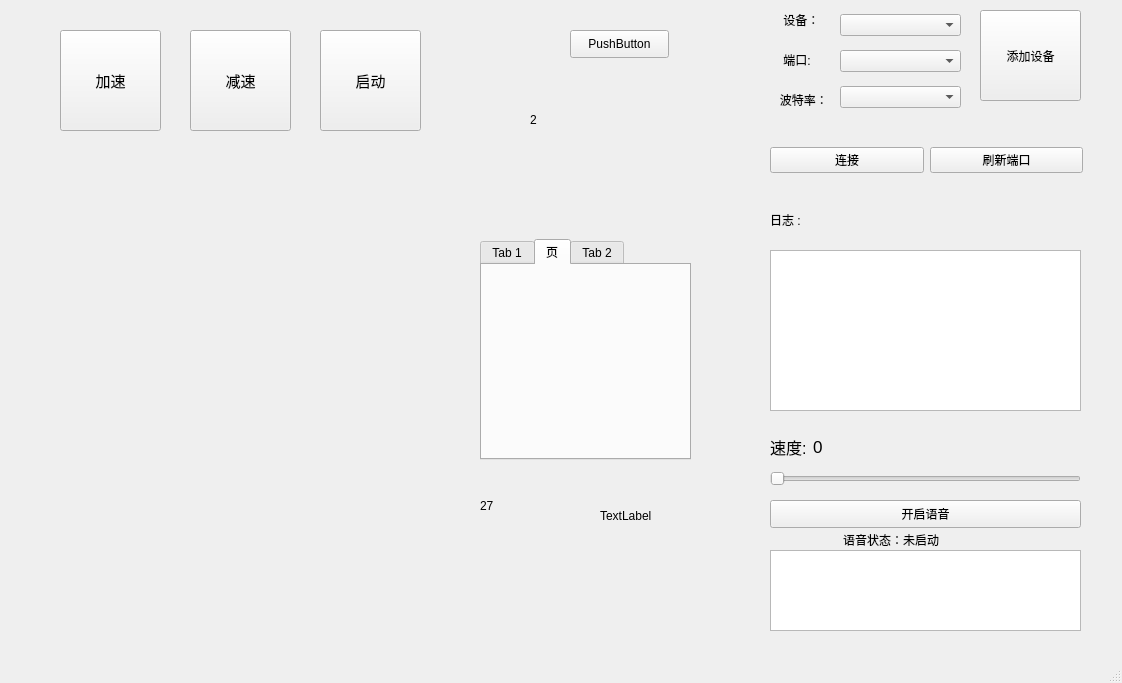
Above: mawinHcom/src/mainwindow.ui from awwa-y/Voicejoystick before the change. Below: the same form after it.
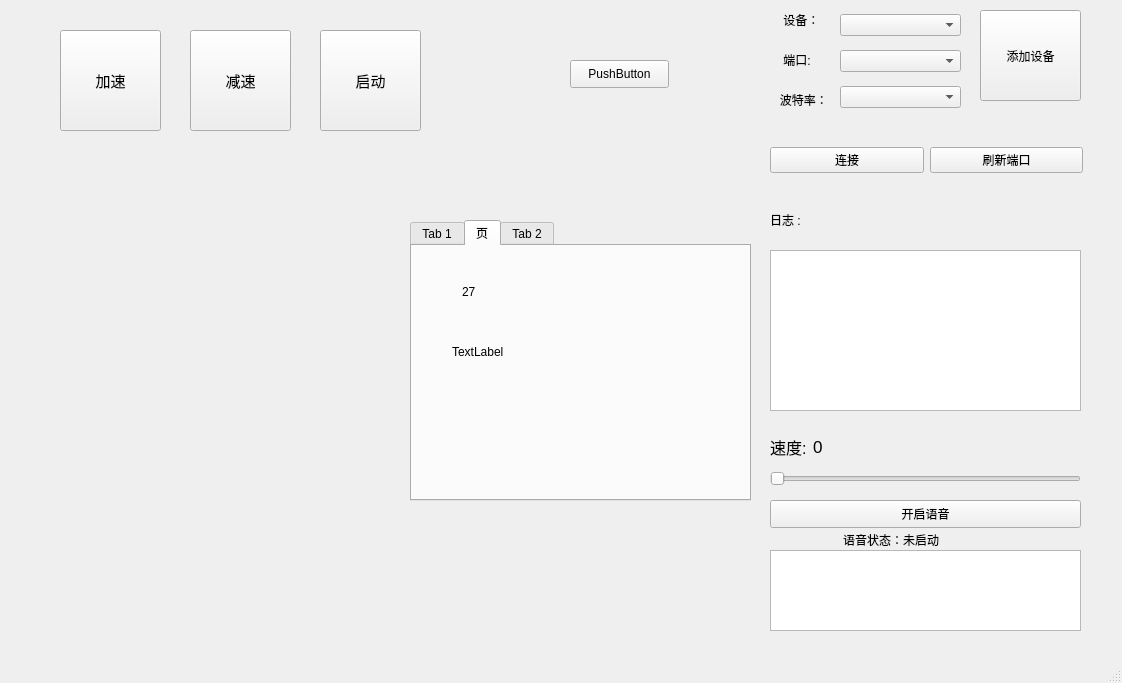
That is the form after the change. The open tabs and pages were chosen to show the change. Custom widgets are drawn as their Qt base class.

The edit to the form file:
```diff
--- a/mawinHcom/src/mainwindow.ui
+++ b/mawinHcom/src/mainwindow.ui
@@ -303,10 +303,10 @@
    <widget class="QTabWidget" name="tabWidget">
     <property name="geometry">
      <rect>
-      <x>480</x>
-      <y>239</y>
-      <width>211</width>
-      <height>221</height>
+      <x>410</x>
+      <y>220</y>
+      <width>341</width>
+      <height>281</height>
      </rect>
     </property>
     <property name="currentIndex">
@@ -316,11 +316,50 @@
      <attribute name="title">
       <string>Tab 1</string>
      </attribute>
+     <widget class="QLabel" name="MotorAngleLabel">
+      <property name="geometry">
+       <rect>
+        <x>10</x>
+        <y>40</y>
+        <width>181</width>
+        <height>71</height>
+       </rect>
+      </property>
+      <property name="text">
+       <string>2</string>
+      </property>
+     </widget>
     </widget>
     <widget class="QWidget" name="sensorControlWidget">
      <attribute name="title">
       <string>页</string>
      </attribute>
+     <widget class="QLabel" name="temperatureLabel">
+      <property name="geometry">
+       <rect>
+        <x>50</x>
+        <y>30</y>
+        <width>81</width>
+        <height>31</height>
+       </rect>
+      </property>
+      <property name="text">
+       <string>27</string>
+      </property>
+     </widget>
+     <widget class="QLabel" name="humidityLabel">
+      <property name="geometry">
+       <rect>
+        <x>40</x>
+        <y>90</y>
+        <width>71</width>
+        <height>31</height>
+       </rect>
+      </property>
+      <property name="text">
+       <string>TextLabel</string>
+      </property>
+     </widget>
     </widget>
     <widget class="QWidget" name="servoControlWidget">
      <attribute name="title">
@@ -328,19 +367,6 @@
      </attribute>
     </widget>
    </widget>
-   <widget class="QLabel" name="MotorAngleLabel">
-    <property name="geometry">
-     <rect>
-      <x>530</x>
-      <y>110</y>
-      <width>69</width>
-      <height>19</height>
-     </rect>
-    </property>
-    <property name="text">
-     <string>2</string>
-    </property>
-   </widget>
    <widget class="QSlider" name="servoAngleSlider">
     <property name="geometry">
      <rect>
@@ -358,7 +384,7 @@
     <property name="geometry">
      <rect>
       <x>570</x>
-      <y>30</y>
+      <y>60</y>
       <width>99</width>
       <height>28</height>
      </rect>
@@ -367,32 +393,6 @@
      <string>PushButton</string>
     </property>
    </widget>
-   <widget class="QLabel" name="temperatureLabel">
-    <property name="geometry">
-     <rect>
-      <x>480</x>
-      <y>490</y>
-      <width>81</width>
-      <height>31</height>
-     </rect>
-    </property>
-    <property name="text">
-     <string>27</string>
-    </property>
-   </widget>
-   <widget class="QLabel" name="humidityLabel">
-    <property name="geometry">
-     <rect>
-      <x>600</x>
-      <y>500</y>
-      <width>71</width>
-      <height>31</height>
-     </rect>
-    </property>
-    <property name="text">
-     <string>TextLabel</string>
-    </property>
-   </widget>
   </widget>
   <widget class="QMenuBar" name="menubar">
    <property name="geometry">
```
Left out of the diff: 2 changed lines with no effect on the pictures.
